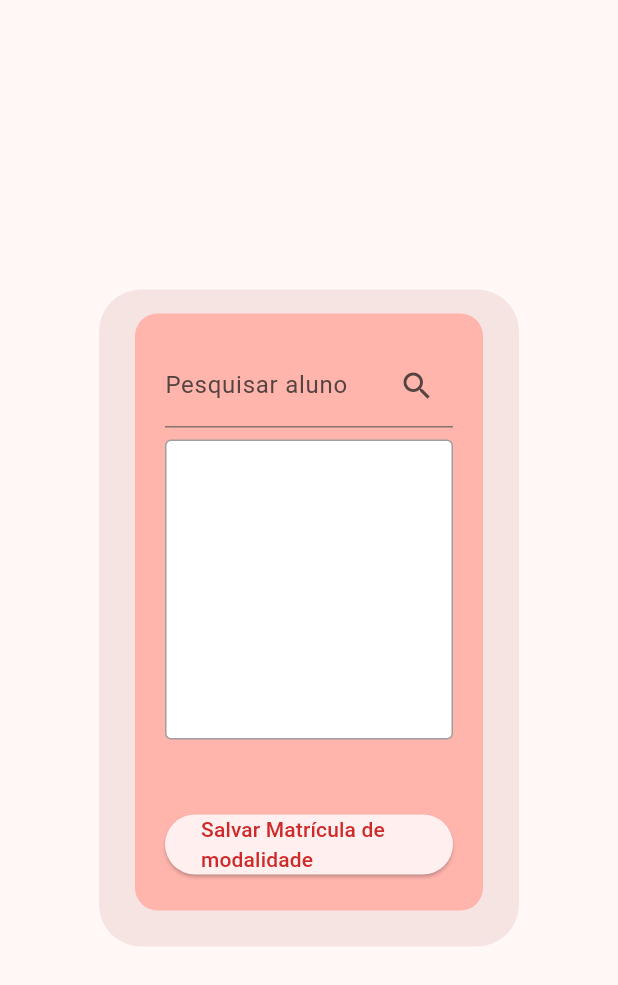
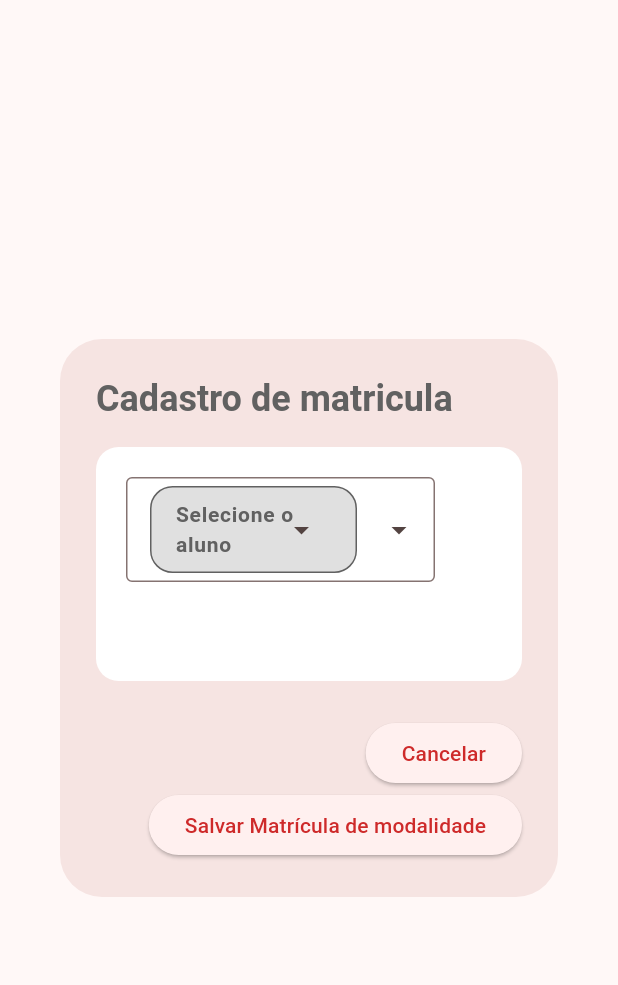
Before and after one commit to Emanuel-Airton/projeto-matriculas-secretaria-de-esportes, a Flutter app: the AlertdialogCadastroMatricula widget shown alone on an empty page, opened directly, on a phone screen of 412 x 824 dp. Shown: the top 985 px of the screen. Run offline on Flutter 3.47's test engine with Material 3 defaults, Android fonts, the phone set to English and light mode, and no system bars; drawn by our look-alikes of dropdown_search; our stand-ins replace flutter_dotenv, flutter_masked_text2, flutter_riverpod, image_picker, printing, simple_icons and 1 more; missing offline and left inert: file_selector, window_manager; accounts and stored records are empty.

Commit message:
Alterando a busca de aluno para registrar matricula

```diff
--- a/lib/features/alunos/presentation/widgets/custom_textFormField.dart
+++ b/lib/features/alunos/presentation/widgets/custom_textFormField.dart
@@ -43,7 +43,7 @@ class CustomTextformfield extends StatelessWidget {
           hintStyle: TextStyle(color: Colors.grey, fontWeight: FontWeight.w500),
           border: OutlineInputBorder(
             borderRadius: BorderRadius.circular(15),
-            borderSide: BorderSide.none,
+            borderSide: BorderSide(),
           )),
     );
   }
--- a/lib/features/matriculas/presentation/widgets/alertDialog_cadastro_matricula.dart
+++ b/lib/features/matriculas/presentation/widgets/alertDialog_cadastro_matricula.dart
@@ -5,6 +5,7 @@ import 'package:projeto_secretaria_de_esportes/features/alunos/presentation/prov
 import 'package:projeto_secretaria_de_esportes/features/matriculas/presentation/providers/matricula_provider.dart';
 import 'package:projeto_secretaria_de_esportes/features/modalidades/presentation/providers/matricula_modalidade_notifier.dart';
 import 'package:projeto_secretaria_de_esportes/features/modalidades/presentation/providers/modalidades_provider.dart';
+import 'package:dropdown_search/dropdown_search.dart';
 
 class AlertdialogCadastroMatricula extends ConsumerStatefulWidget {
   const AlertdialogCadastroMatricula({super.key});
@@ -18,6 +19,8 @@ class _AlertdialogCadastroMatriculaState
     extends ConsumerState<AlertdialogCadastroMatricula> {
   final _key = GlobalKey<FormState>();
   int? alunoSelecionado;
+  String? alunoNome;
+
   int? projetoSelecionado;
   List<int> modalidadesSelecionadas = [];
   TextEditingController searchController = TextEditingController();
@@ -37,13 +40,17 @@ class _AlertdialogCadastroMatriculaState
     final modalidadesAsync = ref.watch(listModalidadeProvider);
 
     return AlertDialog(
+      title: Text(
+        'Cadastro de matricula',
+        style: TextStyle(fontWeight: FontWeight.bold, color: Colors.grey[700]),
+      ),
       content: Form(
         key: _key,
         child: Container(
           padding: EdgeInsets.all(20),
-          width: MediaQuery.sizeOf(context).width * 0.35,
+          width: MediaQuery.sizeOf(context).width * 0.33,
           decoration: BoxDecoration(
-            color: Theme.of(context).colorScheme.inversePrimary,
+            color: Colors.white,
             borderRadius: BorderRadius.circular(15),
           ),
           child: SingleChildScrollView(
@@ -59,9 +66,69 @@ class _AlertdialogCadastroMatriculaState
 
                     return Column(
                       children: [
-                        TextFormField(
+                        SizedBox(
+                          width: MediaQuery.sizeOf(context).width * 0.5,
+                          child: DropdownSearch<String>(
+                            dropdownBuilder: (context, selectedItem) {
+                              return Container(
+                                padding: EdgeInsets.all(0.0),
+                                decoration: BoxDecoration(
+                                    color: Colors.grey[300],
+                                    borderRadius: BorderRadius.circular(15),
+                                    border: Border.all(
+                                        color: const Color.fromRGBO(
+                                            97, 97, 97, 1))),
+                                child: ListTile(
+                                  leading: Text(
+                                      selectedItem ?? "Selecione o aluno",
+                                      style: TextStyle(
+                                          fontWeight: FontWeight.bold,
+                                          fontSize: 14,
+                                          color: Colors.grey[700])),
+                                  trailing: Icon(Icons.arrow_drop_down),
+                                ),
+                              );
+                            },
+                            popupProps: PopupProps.menu(
+                                showSearchBox: true,
+                                searchFieldProps: TextFieldProps(
+                                    autofocus: true,
+                                    decoration: InputDecoration(
+                                        hintText: 'Pesquise o nome do aluno...',
+                                        hintStyle:
+                                            TextStyle(color: Colors.grey[700]),
+                                        border: OutlineInputBorder(
+                                            borderRadius:
+                                                BorderRadius.circular(15))))),
+                            mode: Mode.custom,
+                            items: (filter, loadProps) =>
+                                filteredAlunos.map((e) => e.nome).toList(),
+                            filterFn: (item, filter) => item
+                                .toLowerCase()
+                                .contains(filter.toLowerCase()),
+                            onChanged: (value) {
+                              debugPrint("Aluno selecionado: $value");
+                              setState(() {
+                                alunoSelecionado = alunos
+                                    .firstWhere(
+                                        (element) => element.nome == value)
+                                    .id!;
+                                debugPrint(
+                                    'id do aluno: ${alunoSelecionado.toString()}');
+                              });
+
+                              //  alunoNome = value;
+                            },
+                          ),
+                        ),
+                        /* TextFormField(
                           controller: searchController,
                           decoration: InputDecoration(
+                            filled: true,
+                            fillColor: Colors.grey[100],
+                            border: OutlineInputBorder(
+                                borderRadius: BorderRadius.circular(15),
+                                borderSide: BorderSide.none),
                             labelText: 'Pesquisar aluno',
                             suffixIcon: Icon(Icons.search),
                           ),
@@ -77,9 +144,10 @@ class _AlertdialogCadastroMatriculaState
                         ),
                         const SizedBox(height: 8),
                         Container(
-                          height: 200, // Altura fixa para a lista
+                          padding: EdgeInsets.all(5),
+                          height: 180, // Altura fixa para a lista
                           decoration: BoxDecoration(
-                            color: Colors.white,
+                            color: Colors.grey[100],
                             border: Border.all(color: Colors.grey),
                             borderRadius: BorderRadius.circular(4),
                           ),
@@ -88,7 +156,11 @@ class _AlertdialogCadastroMatriculaState
                             itemBuilder: (context, index) {
                               final aluno = filteredAlunos[index];
                               return ListTile(
-                                title: Text(aluno.nome!),
+                                minTileHeight: 1,
+                                title: Text(
+                                  aluno.nome!,
+                                  style: TextStyle(fontSize: 14),
+                                ),
                                 onTap: () {
                                   setState(() {
                                     alunoSelecionado = aluno.id;
@@ -100,15 +172,17 @@ class _AlertdialogCadastroMatriculaState
                               );
                             },
                           ),
-                        ),
-                        if (alunoSelecionado != null)
+                        ),*/
+                        /*if (alunoSelecionado != null)
                           Padding(
                             padding: const EdgeInsets.only(top: 8.0),
                             child: Text(
-                              'Aluno selecionado: ${alunos.firstWhere((a) => a.id == alunoSelecionado).nome}',
-                              style: TextStyle(fontWeight: FontWeight.bold),
+                              'ALUNO SELECIONADO: ${alunos.firstWhere((a) => a.id == alunoSelecionado).nome}',
+                              style: TextStyle(
+                                  fontWeight: FontWeight.bold,
+                                  color: Colors.grey[700]),
                             ),
-                          ),
+                          ),*/
                       ],
                     );
                   },
@@ -123,20 +197,35 @@ class _AlertdialogCadastroMatriculaState
                     return Column(
                       mainAxisSize: MainAxisSize.min,
                       crossAxisAlignment: CrossAxisAlignment.start,
+                      mainAxisAlignment: MainAxisAlignment.start,
                       children: modalidades.map((modalidade) {
-                        return CheckboxListTile(
-                          title: Text(modalidade.nome!),
-                          value:
-                              modalidadesSelecionadas.contains(modalidade.id),
+                        return Padding(
+                          padding: const EdgeInsets.all(3.0),
+                          child: Container(
+                            decoration: BoxDecoration(
+                                borderRadius: BorderRadius.circular(15),
+                                color: Colors.grey[300]),
+                            child: CheckboxListTile(
+                              title: Text(
+                                modalidade.nome!,
+                                style: TextStyle(
+                                    fontWeight: FontWeight.w600,
+                                    color: Colors.grey[700]),
+                              ),
+                              value: modalidadesSelecionadas
+                                  .contains(modalidade.id),
                               onChanged: (bool? selected) {
                                 setState(() {
                                   if (selected == true) {
                                     modalidadesSelecionadas.add(modalidade.id!);
                                   } else {
-                                modalidadesSelecionadas.remove(modalidade.id);
+                                    modalidadesSelecionadas
+                                        .remove(modalidade.id);
                                   }
                                 });
                               },
+                            ),
+                          ),
                         );
                       }).toList(),
                     );
@@ -146,6 +235,17 @@ class _AlertdialogCadastroMatriculaState
                 ),
                 SizedBox(height: 30),
                 // Botão de Cadastro
+              ],
+            ),
+          ),
+        ),
+      ),
+      actions: [
+        ElevatedButton(
+            onPressed: () {
+              Navigator.pop(context);
+            },
+            child: Text('Cancelar')),
         ElevatedButton(
           onPressed: () async {
             if (alunoSelecionado != null &&
@@ -157,8 +257,7 @@ class _AlertdialogCadastroMatriculaState
                       alunoSelecionado!,
                       modalidadesSelecionadas,
                     );
-                        ref.read(selectedModalidadeIdProvider.notifier).state =
-                            null;
+                ref.read(selectedModalidadeIdProvider.notifier).state = null;
                 await ref
                     .read(matriculaModalidade.notifier)
                     .buscarMatriculasModalidade();
@@ -173,8 +272,7 @@ class _AlertdialogCadastroMatriculaState
 
                 ScaffoldMessenger.of(context).showSnackBar(SnackBar(
                     content: Center(
-                          child: Text(
-                              'O aluno já está matriculado nessa modalidade'),
+                  child: Text('O aluno já está matriculado nessa modalidade'),
                 )));
               }
             }
@@ -182,10 +280,6 @@ class _AlertdialogCadastroMatriculaState
           child: const Text('Salvar Matrícula de modalidade'),
         ),
       ],
-            ),
-          ),
-        ),
-      ),
     );
   }
 }
--- a/lib/features/matriculas/presentation/widgets/alertDialog_delete_matricula_modalidade.dart
+++ b/lib/features/matriculas/presentation/widgets/alertDialog_delete_matricula_modalidade.dart
@@ -44,10 +44,9 @@ class _AlertdialogDeleteMatriculaModalidadeState
                   .read(matriculaModalidade.notifier)
                   .deletarMatriculaModalidade(widget.alunoId!);
               ScaffoldMessenger.of(context).showSnackBar(SnackBar(
-                  backgroundColor: Theme.of(context).colorScheme.inversePrimary,
                   content: Center(
-                    child: Text('Matricula excluida com sucesso'),
-                  )));
+                child: Text('Matricula excluida com sucesso'),
+              )));
             } catch (erro) {
               ScaffoldMessenger.of(context).showSnackBar(SnackBar(
                   backgroundColor: Theme.of(context).colorScheme.inversePrimary,
--- a/pubspec.yaml
+++ b/pubspec.yaml
@@ -46,6 +46,7 @@ dependencies:
   printing: ^5.14.2
   window_size: ^0.1.0
   window_manager: ^0.4.3
+  dropdown_search: ^6.0.2
 
 dev_dependencies:
   flutter_test:
```
Also changed, not shown: pubspec.lock. Lines whose indentation alone changed are shown as unchanged.
